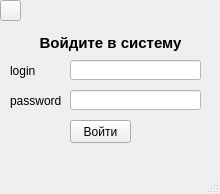
Before: the Qt Designer form Login.ui in AnastasiaPotapova/kd_nti_hotel_app, drawn with Qt 5.
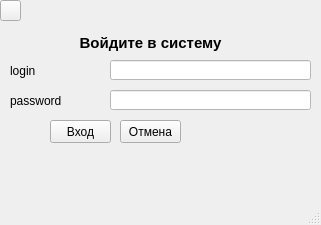
After: the same form once the commit is applied. Icons and pictures are not drawn.

The edit to the form file:
```diff
--- a/Login.ui
+++ b/Login.ui
@@ -6,8 +6,8 @@
    <rect>
     <x>0</x>
     <y>0</y>
-    <width>220</width>
-    <height>194</height>
+    <width>321</width>
+    <height>225</height>
    </rect>
   </property>
   <property name="windowTitle">
@@ -48,7 +48,7 @@
      <rect>
       <x>-10</x>
       <y>30</y>
-      <width>241</width>
+      <width>321</width>
       <height>31</height>
      </rect>
     </property>
@@ -69,9 +69,9 @@
    <widget class="QLineEdit" name="login">
     <property name="geometry">
      <rect>
-      <x>70</x>
+      <x>110</x>
       <y>60</y>
-      <width>131</width>
+      <width>201</width>
       <height>20</height>
      </rect>
     </property>
@@ -82,9 +82,9 @@
    <widget class="QLineEdit" name="password">
     <property name="geometry">
      <rect>
-      <x>70</x>
+      <x>110</x>
       <y>90</y>
-      <width>131</width>
+      <width>201</width>
       <height>20</height>
      </rect>
     </property>
@@ -100,7 +100,7 @@
      <rect>
       <x>10</x>
       <y>60</y>
-      <width>51</width>
+      <width>81</width>
       <height>21</height>
      </rect>
     </property>
@@ -113,7 +113,7 @@
      <rect>
       <x>10</x>
       <y>90</y>
-      <width>51</width>
+      <width>91</width>
       <height>21</height>
      </rect>
     </property>
@@ -124,7 +124,7 @@
    <widget class="QPushButton" name="btnlogin">
     <property name="geometry">
      <rect>
-      <x>70</x>
+      <x>50</x>
       <y>120</y>
       <width>61</width>
       <height>23</height>
@@ -134,7 +134,46 @@
      <string notr="true"/>
     </property>
     <property name="text">
-     <string>Войти</string>
+     <string>Вход</string>
+    </property>
+   </widget>
+   <widget class="QTextBrowser" name="status">
+    <property name="geometry">
+     <rect>
+      <x>10</x>
+      <y>140</y>
+      <width>201</width>
+      <height>51</height>
+     </rect>
+    </property>
+    <property name="styleSheet">
+     <string notr="true">background-color: transparent;</string>
+    </property>
+    <property name="frameShape">
+     <enum>QFrame::NoFrame</enum>
+    </property>
+    <property name="html">
+     <string>&lt;!DOCTYPE HTML PUBLIC &quot;-//W3C//DTD HTML 4.0//EN&quot; &quot;http://www.w3.org/TR/REC-html40/strict.dtd&quot;&gt;
+&lt;html&gt;&lt;head&gt;&lt;meta name=&quot;qrichtext&quot; content=&quot;1&quot; /&gt;&lt;style type=&quot;text/css&quot;&gt;
+p, li { white-space: pre-wrap; }
+&lt;/style&gt;&lt;/head&gt;&lt;body style=&quot; font-family:'Ubuntu'; font-size:11pt; font-weight:400; font-style:normal;&quot;&gt;
+&lt;p align=&quot;center&quot; style=&quot;-qt-paragraph-type:empty; margin-top:0px; margin-bottom:0px; margin-left:0px; margin-right:0px; -qt-block-indent:0; text-indent:0px;&quot;&gt;&lt;br /&gt;&lt;/p&gt;&lt;/body&gt;&lt;/html&gt;</string>
+    </property>
+   </widget>
+   <widget class="QPushButton" name="btnexit">
+    <property name="geometry">
+     <rect>
+      <x>120</x>
+      <y>120</y>
+      <width>61</width>
+      <height>23</height>
+     </rect>
+    </property>
+    <property name="styleSheet">
+     <string notr="true"/>
+    </property>
+    <property name="text">
+     <string>Отмена</string>
     </property>
    </widget>
   </widget>
```
Left out of the diff: 2 changed lines with no effect on the pictures.
